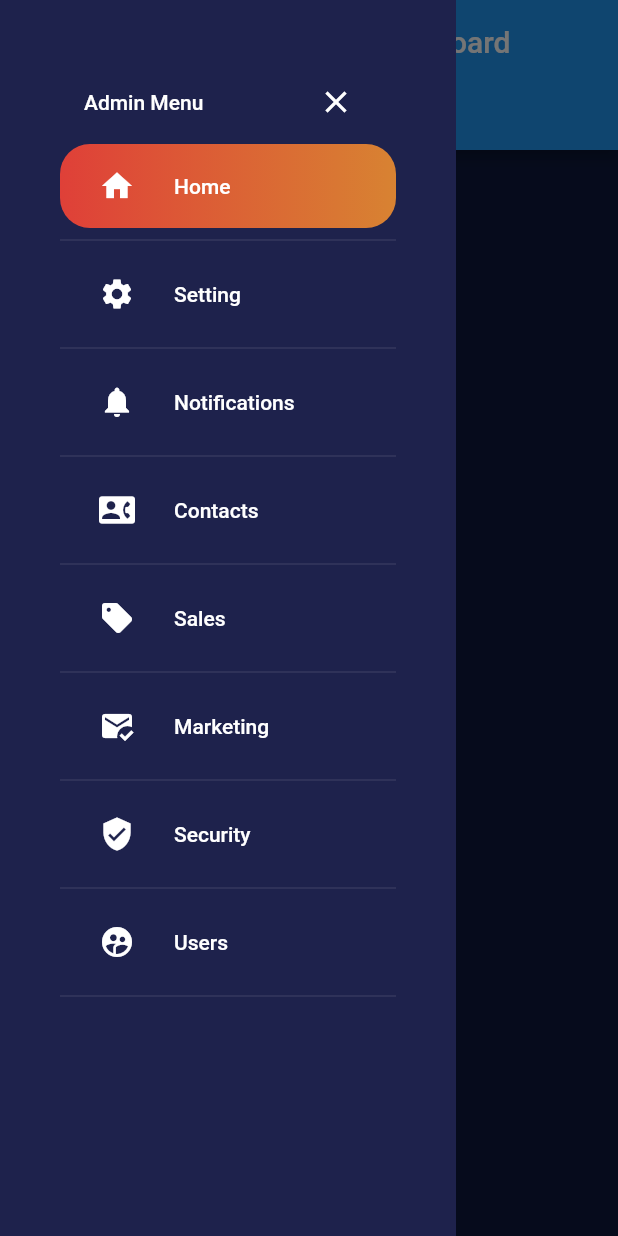
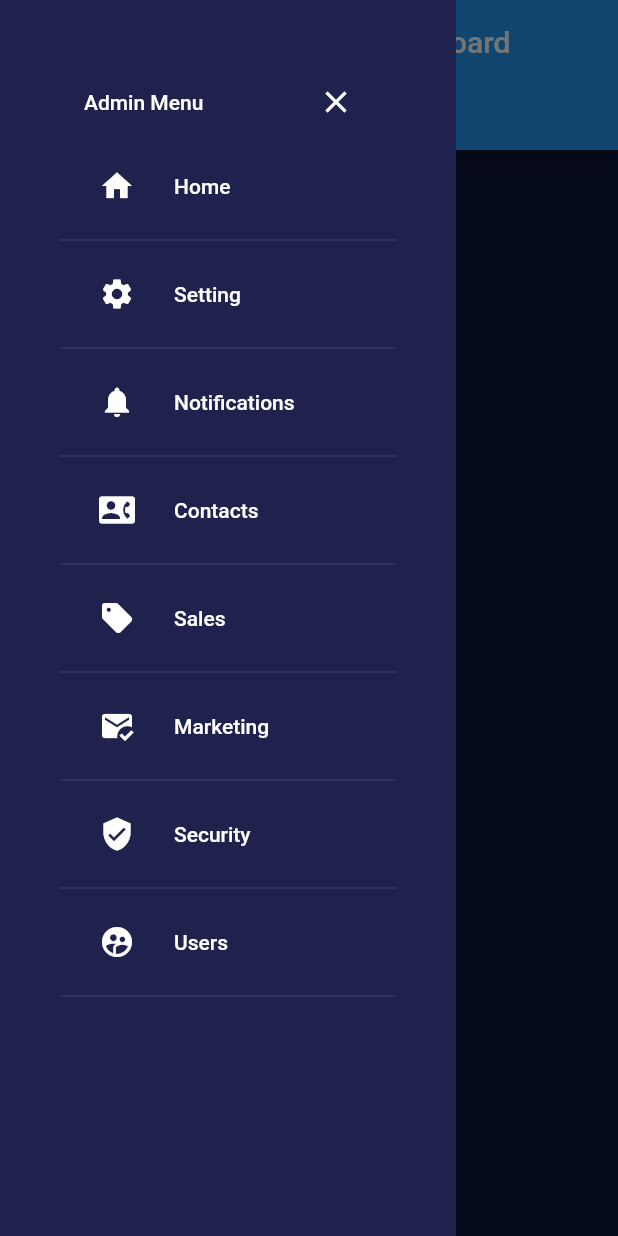
Before and after one commit to ishworpanta10/flutter_responsive_admin_panel, a Flutter app: the screen it shows after launch, with the side drawer open, on a phone screen of 412 x 824 dp. Run offline on Flutter 3.47's test engine with Material 2 defaults, Android fonts, the light colour scheme and no system bars; our stand-ins replace flutter_bloc.

Commit message:
removed setstae and added bloc logic for drawer item select

```diff
--- /dev/null
+++ b/lib/bloc/ui_blocs/select_drawer_item_bloc.dart
@@ -0,0 +1,10 @@
+import 'package:flutter_bloc/flutter_bloc.dart';
+
+class SelectDrawerItemBloc extends Bloc<int, int> {
+  SelectDrawerItemBloc() : super(-1);
+
+  @override
+  Stream<int> mapEventToState(int event) async* {
+    yield event;
+  }
+}
--- a/lib/main.dart
+++ b/lib/main.dart
@@ -1,4 +1,6 @@
 import 'package:flutter/material.dart';
+import 'package:flutter_bloc/flutter_bloc.dart';
+import 'package:responsive_admin_panel/bloc/ui_blocs/select_drawer_item_bloc.dart';
 
 import 'constants/constants.dart';
 import 'widget_tree.dart';
@@ -10,7 +12,13 @@ void main() {
 class MyApp extends StatelessWidget {
   @override
   Widget build(BuildContext context) {
-    return MaterialApp(
+    return MultiBlocProvider(
+      providers: [
+        BlocProvider(
+          create: (_) => SelectDrawerItemBloc(),
+        )
+      ],
+      child: MaterialApp(
         debugShowCheckedModeBanner: false,
         title: 'Responsive Admin Panel',
         theme: ThemeData(
@@ -19,6 +27,7 @@ class MyApp extends StatelessWidget {
           canvasColor: Constants.purpleLight,
         ),
         home: WidgetTree(),
+      ),
     );
   }
 }
--- a/lib/screens/drawer.dart
+++ b/lib/screens/drawer.dart
@@ -1,10 +1,10 @@
 import 'package:flutter/material.dart';
+import 'package:flutter_bloc/flutter_bloc.dart';
+import 'package:responsive_admin_panel/bloc/ui_blocs/select_drawer_item_bloc.dart';
 
 import '../constants/constants.dart';
 import '../model/models.dart';
 import '../responsive_layout.dart';
-
-int _currentIndex = 0;
 
 List<ButtonsInfo> _buttonNames = [
   ButtonsInfo(title: "Home", icon: Icons.home),
@@ -17,12 +17,7 @@ List<ButtonsInfo> _buttonNames = [
   ButtonsInfo(title: "Users", icon: Icons.supervised_user_circle_rounded),
 ];
 
-class DrawerPage extends StatefulWidget {
-  @override
-  _DrawerPageState createState() => _DrawerPageState();
-}
-
-class _DrawerPageState extends State<DrawerPage> {
+class DrawerPage extends StatelessWidget {
   @override
   Widget build(BuildContext context) {
     return Drawer(
@@ -43,6 +38,7 @@ class _DrawerPageState extends State<DrawerPage> {
                     ? IconButton(
                         onPressed: () {
                           Navigator.pop(context);
+                          context.read<SelectDrawerItemBloc>().add(-1);
                         },
                         icon: const Icon(Icons.close, color: Colors.white),
                       )
@@ -52,8 +48,10 @@ class _DrawerPageState extends State<DrawerPage> {
                 _buttonNames.length,
                 (index) => Column(
                   children: [
-                    Container(
-                      decoration: index == _currentIndex
+                    BlocBuilder<SelectDrawerItemBloc, int>(
+                      builder: (context, selectedItem) {
+                        return Container(
+                          decoration: index == selectedItem
                               ? BoxDecoration(
                                   borderRadius: BorderRadius.circular(20),
                                   gradient: LinearGradient(
@@ -79,14 +77,14 @@ class _DrawerPageState extends State<DrawerPage> {
                               ),
                             ),
                             onTap: () {
-                          setState(() {
-                            _currentIndex = index;
-                          });
+                              context.read<SelectDrawerItemBloc>().add(index);
                             },
                             shape: RoundedRectangleBorder(
                               borderRadius: BorderRadius.circular(20),
                             ),
                           ),
+                        );
+                      },
                     ),
                     const Divider(
                       color: Colors.white,
--- a/lib/widget_tree.dart
+++ b/lib/widget_tree.dart
@@ -1,7 +1,7 @@
 import 'package:flutter/material.dart';
-import 'package:responsive_admin_panel/screens/drawer.dart';
 
 import 'responsive_layout.dart';
+import 'screens/drawer.dart';
 import 'widgets/widgets.dart';
 
 class WidgetTree extends StatelessWidget {
--- a/pubspec.yaml
+++ b/pubspec.yaml
@@ -28,6 +28,7 @@ dependencies:
   # The following adds the Cupertino Icons font to your application.
   # Use with the CupertinoIcons class for iOS style icons.
   cupertino_icons: ^1.0.2
+  flutter_bloc: ^7.0.1
   curved_navigation_bar: ^1.0.1
   fl_chart: ^0.36.2
 
```
Also changed, not shown: pubspec.lock. Lines whose indentation alone changed are shown as unchanged.
